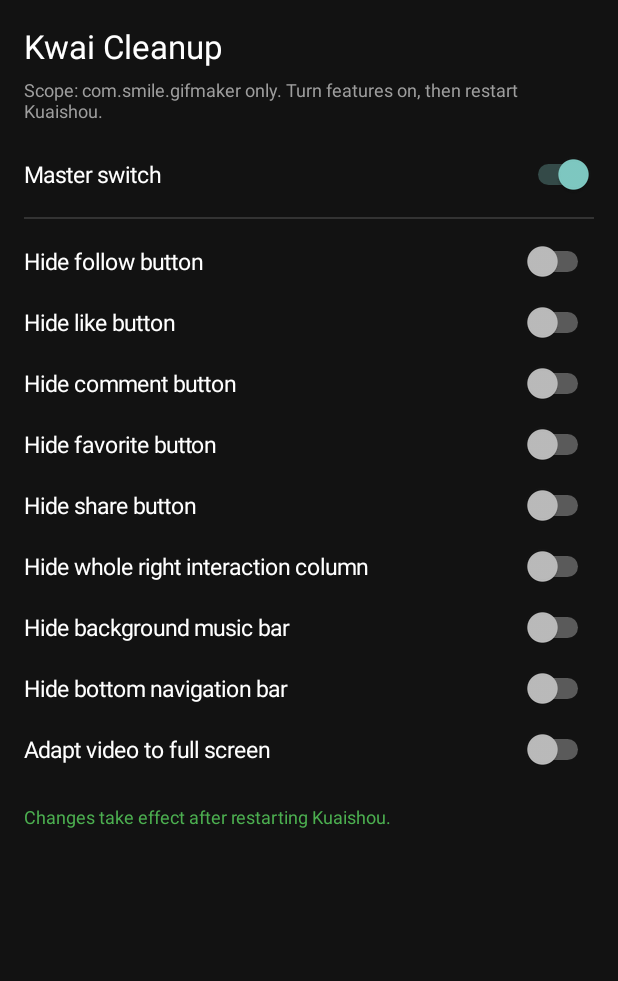
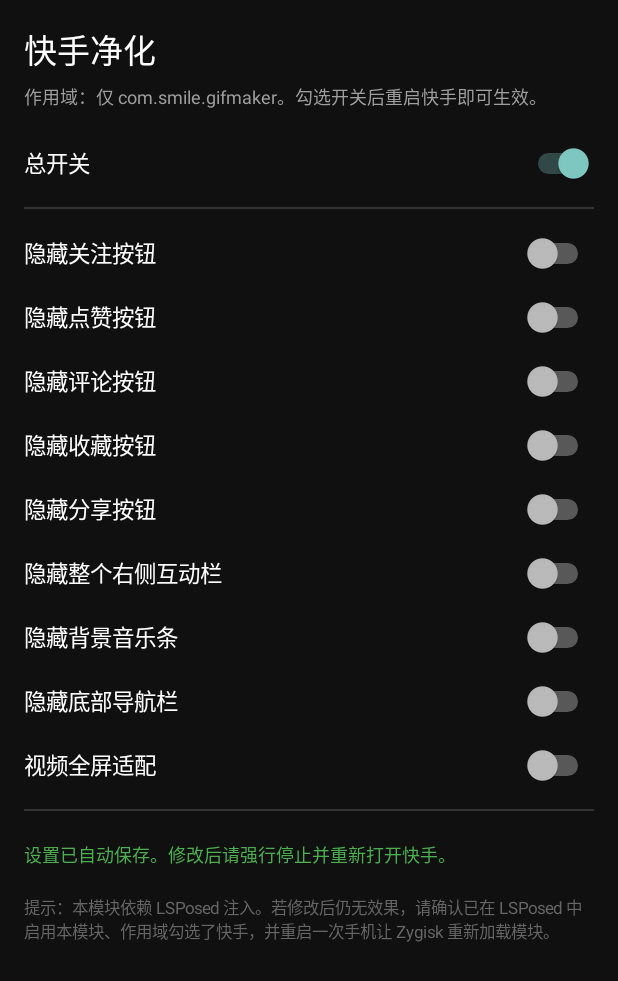
Before and after one commit to Barron1996/-, an Android app: the screen it shows after launch (SettingsActivity), on a phone screen of 412 x 824 dp. Shown: the top 981 px of the screen. Run offline under Robolectric (Android 15) with nearby library versions, the phone set to English and light mode, and no system bars.

Commit message:
feat(i18n): chinese ui + XSharedPreferences cross-sandbox prefs + stronger hooks

```diff
--- a/app/src/main/java/com/kwai/clean/SettingsActivity.java
+++ b/app/src/main/java/com/kwai/clean/SettingsActivity.java
@@ -1,9 +1,9 @@
 package com.kwai.clean;
 
 import android.app.Activity;
-import android.content.SharedPreferences;
 import android.graphics.Color;
 import android.os.Bundle;
+import android.text.TextUtils;
 import android.view.View;
 import android.view.ViewGroup;
 import android.widget.CompoundButton;
@@ -13,21 +13,21 @@ import android.widget.Switch;
 import android.widget.TextView;
 
 /**
- * Settings screen built entirely in code so the project needs no XML layouts
- * and no external UI dependency. One switch per feature, plus a master switch.
+ * 设置界面全部用代码构建，不依赖 XML 布局。
+ * 每个净化项一个独立开关，外加一个总开关。
  */
 public class SettingsActivity extends Activity {
 
-    private static final String[] LABELS = new String[] {
-            "Hide follow button",
-            "Hide like button",
-            "Hide comment button",
-            "Hide favorite button",
-            "Hide share button",
-            "Hide whole right interaction column",
-            "Hide background music bar",
-            "Hide bottom navigation bar",
-            "Adapt video to full screen"
+    private static final String[] LABELS = new String[]{
+            "隐藏关注按钮",
+            "隐藏点赞按钮",
+            "隐藏评论按钮",
+            "隐藏收藏按钮",
+            "隐藏分享按钮",
+            "隐藏整个右侧互动栏",
+            "隐藏背景音乐条",
+            "隐藏底部导航栏",
+            "视频全屏适配"
     };
 
     private Prefs prefs;
@@ -39,6 +39,7 @@ public class SettingsActivity extends Activity {
         prefs = new Prefs(this);
 
         ScrollView scroll = new ScrollView(this);
+        scroll.setBackgroundColor(Color.parseColor("#FF101010"));
         LinearLayout root = new LinearLayout(this);
         root.setOrientation(LinearLayout.VERTICAL);
         int pad = dp(16);
@@ -46,30 +47,41 @@ public class SettingsActivity extends Activity {
         scroll.addView(root);
 
         TextView title = new TextView(this);
-        title.setText("Kwai Cleanup");
+        title.setText("快手净化");
         title.setTextSize(22f);
         title.setTextColor(Color.WHITE);
         root.addView(title);
 
         TextView sub = new TextView(this);
-        sub.setText("Scope: com.smile.gifmaker only. Turn features on, then restart Kuaishou.");
+        sub.setText("作用域：仅 com.smile.gifmaker。勾选开关后重启快手即可生效。");
         sub.setTextSize(12f);
         sub.setTextColor(Color.parseColor("#9E9E9E"));
         sub.setPadding(0, dp(6), 0, dp(14));
         root.addView(sub);
 
-        addSwitch(root, Prefs.MASTER_ENABLE, "Master switch");
+        addSwitch(root, Prefs.MASTER_ENABLE, "总开关");
         addDivider(root);
+
         for (int i = 0; i < Prefs.FEATURE_KEYS.length; i++) {
-            addSwitch(root, Prefs.FEATURE_KEYS[i], LABELS[i]);
+            String label = i < LABELS.length ? LABELS[i] : Prefs.FEATURE_KEYS[i];
+            addSwitch(root, Prefs.FEATURE_KEYS[i], label);
         }
+
+        addDivider(root);
 
         status = new TextView(this);
         status.setTextSize(12f);
         status.setTextColor(Color.parseColor("#4CAF50"));
-        status.setPadding(0, dp(16), 0, 0);
-        status.setText("Changes take effect after restarting Kuaishou.");
+        status.setPadding(0, dp(12), 0, 0);
+        status.setText("设置已自动保存。修改后请强行停止并重新打开快手。");
         root.addView(status);
+
+        TextView hint = new TextView(this);
+        hint.setTextSize(11f);
+        hint.setTextColor(Color.parseColor("#666666"));
+        hint.setPadding(0, dp(18), 0, 0);
+        hint.setText("提示：本模块依赖 LSPosed 注入。若修改后仍无效果，请确认已在 LSPosed 中启用本模块、作用域勾选了快手，并重启一次手机让 Zygisk 重新加载模块。");
+        root.addView(hint);
 
         setContentView(scroll);
     }
@@ -87,7 +99,7 @@ public class SettingsActivity extends Activity {
             public void onCheckedChanged(CompoundButton buttonView, boolean isChecked) {
                 prefs.set(key, isChecked);
                 if (status != null) {
-                    status.setText("Saved. Restart Kuaishou to apply.");
+                    status.setText("已保存：" + (isChecked ? "开启" : "关闭") + "。重启快手后生效。");
                 }
             }
         });
@@ -108,5 +120,4 @@ public class SettingsActivity extends Activity {
     private int dp(int v) {
         return Math.round(v * getResources().getDisplayMetrics().density);
     }
-
 }
```
